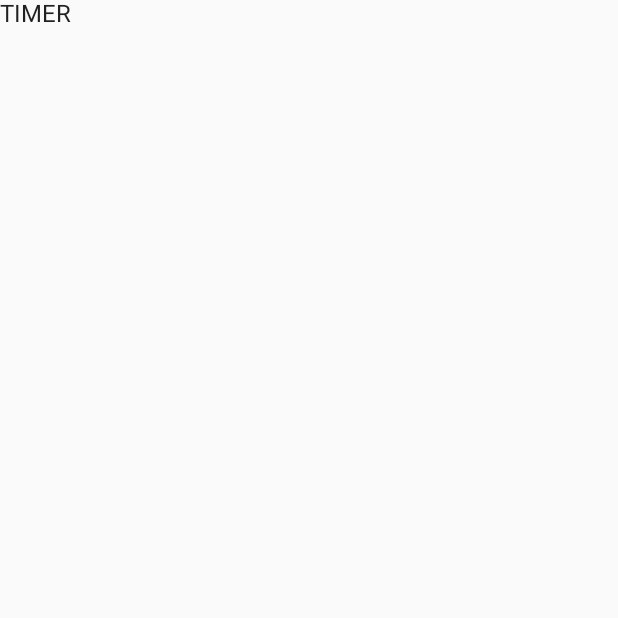
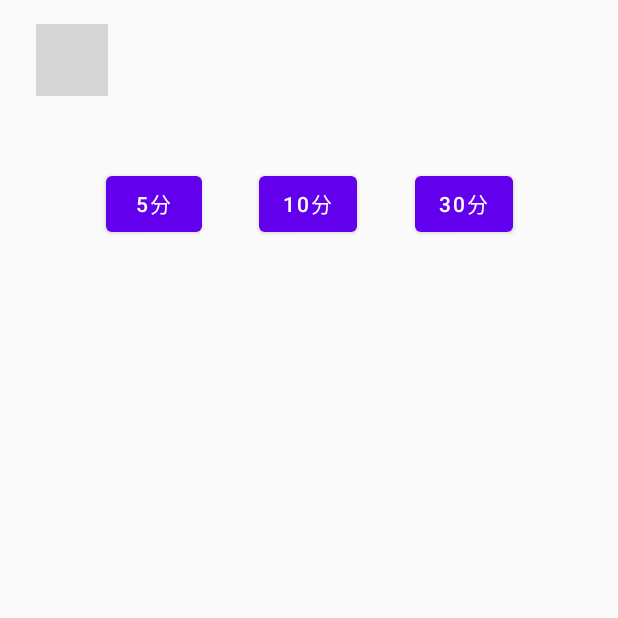
Before and after one commit to rnk0085/takenoko, an Android app built with Jetpack Compose: the TimerScreen screen opened through its navigation route, on a phone screen of 412 x 824 dp, the top half of it. Before the commit the part shown is almost empty. Run offline under Robolectric (Android 15) with nearby library versions, the light colour scheme and no system bars; libraries missing offline, so code that uses them is left out: com.chargemap.compose; 2 statements that could not run were skipped; grey boxes are pictures that could not be loaded.

Commit message:
feat: タイマーセット部分だけ作成

```diff
--- a/app/src/main/java/com/rnk0085/android/takenoko/ui/screen/timer/TimerScreen.kt
+++ b/app/src/main/java/com/rnk0085/android/takenoko/ui/screen/timer/TimerScreen.kt
@@ -1,13 +1,24 @@
 package com.rnk0085.android.takenoko.ui.screen.timer
 
-import androidx.compose.material.Text
+import androidx.compose.foundation.layout.Box
+import androidx.compose.foundation.layout.fillMaxSize
+import androidx.compose.foundation.layout.padding
 import androidx.compose.runtime.Composable
+import androidx.compose.ui.Modifier
 import androidx.compose.ui.tooling.preview.Preview
+import androidx.compose.ui.unit.dp
+import com.rnk0085.android.takenoko.ui.screen.timer.page.TimerSetPage
 import com.rnk0085.android.takenoko.ui.theme.TakenokoTheme
 
 @Composable
-fun TimerScreen() {
-    Text(text = "TIMER")
+fun TimerScreen(
+    modifier: Modifier = Modifier
+) {
+    Box(modifier = modifier.fillMaxSize()) {
+        TimerSetPage(
+            modifier = Modifier.padding(16.dp),
+        )
+    }
 }
 
 @Preview(showBackground = true)
--- /dev/null
+++ b/app/src/main/java/com/rnk0085/android/takenoko/ui/screen/timer/page/TimerSetPage.kt
@@ -0,0 +1,86 @@
+package com.rnk0085.android.takenoko.ui.screen.timer.page
+
+import androidx.compose.foundation.layout.Arrangement
+import androidx.compose.foundation.layout.Column
+import androidx.compose.foundation.layout.Row
+import androidx.compose.foundation.layout.Spacer
+import androidx.compose.foundation.layout.fillMaxWidth
+import androidx.compose.foundation.layout.height
+import androidx.compose.foundation.layout.padding
+import androidx.compose.foundation.layout.size
+import androidx.compose.foundation.lazy.LazyColumn
+import androidx.compose.material.Button
+import androidx.compose.material.MaterialTheme
+import androidx.compose.material.Text
+import androidx.compose.runtime.Composable
+import androidx.compose.runtime.getValue
+import androidx.compose.runtime.mutableStateOf
+import androidx.compose.runtime.remember
+import androidx.compose.runtime.setValue
+import androidx.compose.ui.Modifier
+import androidx.compose.ui.text.style.TextAlign
+import androidx.compose.ui.tooling.preview.Preview
+import androidx.compose.ui.unit.dp
+import com.chargemap.compose.numberpicker.FullHours
+import com.chargemap.compose.numberpicker.Hours
+import com.chargemap.compose.numberpicker.HoursNumberPicker
+import com.rnk0085.android.takenoko.ui.theme.TakenokoTheme
+
+@Composable
+fun TimerSetPage(
+    modifier: Modifier = Modifier,
+) {
+    var pickerValue by remember { mutableStateOf<Hours>(FullHours(0, 5)) }
+
+    LazyColumn(
+        modifier = modifier
+    ) {
+        item {
+            // タイマーセット部分
+            HoursNumberPicker(
+                modifier = Modifier.padding(horizontal = 8.dp),
+                dividersColor = MaterialTheme.colors.primary,
+                value = pickerValue,
+                onValueChange = {
+                    pickerValue = it
+                },
+                hoursDivider = {
+                    Text(
+                        modifier = Modifier.size(24.dp),
+                        textAlign = TextAlign.Center,
+                        text = ":"
+                    )
+                }
+            )
+
+            Spacer(modifier = Modifier.height(32.dp))
+
+            Row(
+                modifier = modifier.fillMaxWidth(),
+                horizontalArrangement = Arrangement.SpaceEvenly
+            ) {
+                Button(onClick = { pickerValue = FullHours(0, 5) }) {
+                    Text(text = "5分")
+                }
+                Button(onClick = { pickerValue = FullHours(0, 10) }) {
+                    Text(text = "10分")
+                }
+                Button(onClick = { pickerValue = FullHours(0, 30) }) {
+                    Text(text = "30分")
+                }
+            }
+        }
+
+        item {
+            // スタートボタン
+        }
+    }
+}
+
+@Preview(showBackground = true)
+@Composable
+private fun TimerSetSectionPreview() {
+    TakenokoTheme {
+        TimerSetPage()
+    }
+}
```
